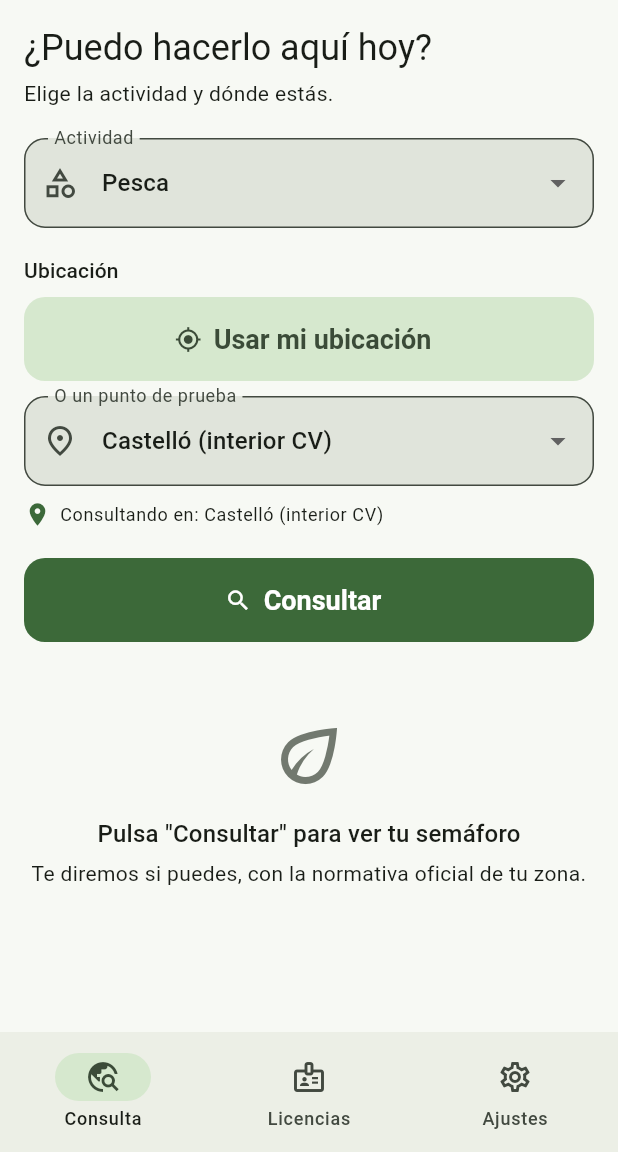
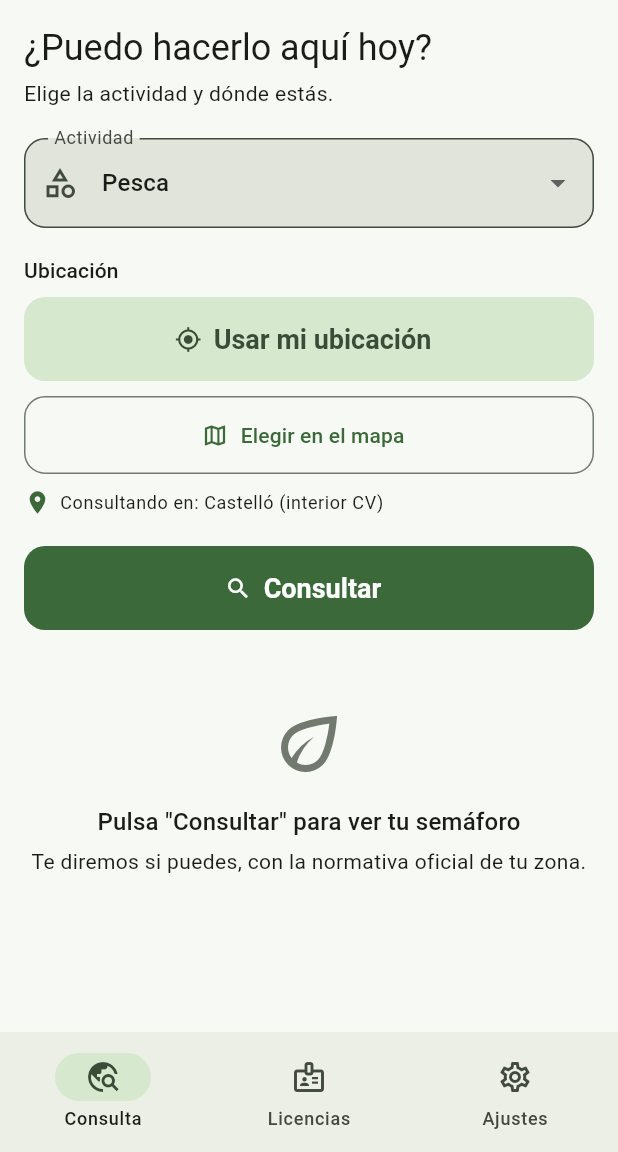
Before and after one commit to mbortg995/vedra, a Flutter app: the screen it shows after launch, on a phone screen of 412 x 824 dp, the part 84-1236 px from its top. Run offline on Flutter 3.47's test engine with Material 3 defaults, Android fonts, the phone set to English and light mode, and no system bars; our stand-ins replace flutter_map, geolocator, latlong2.

Commit message:
feat(app): seleccionar punto en el mapa; sustituye el desplegable (#41)
- pantalla_mapa.dart: mapa OSM (flutter_map) donde tocar coloca un marcador y
  se devuelve el LatLng. Permite planificar desde casa y escala a toda España
  sin listas.
- Pantalla de consulta: dos opciones de ubicación (GPS + 'Elegir en el mapa');
  se elimina el desplegable de puntos de prueba. El backend ya resuelve la zona
  del punto (RPC territorios_en_punto), sin cambios.

Co-Authored-By: Claude Opus 4.8 <noreply@anthropic.com>

```diff
--- a/app/lib/pantalla_consulta.dart
+++ b/app/lib/pantalla_consulta.dart
@@ -1,16 +1,12 @@
 import 'package:flutter/material.dart';
+import 'package:latlong2/latlong.dart';
 import 'package:url_launcher/url_launcher.dart';
 import 'supabase_api.dart';
 import 'semaforo.dart';
 import 'theme.dart';
 import 'ubicacion.dart';
+import 'pantalla_mapa.dart';
 
-/// Puntos de prueba (fallback si no hay GPS o se deniega el permiso).
-const _ubicaciones = {
-  'Castelló (interior CV)': [39.9864, -0.0513],
-  'Penyagolosa (CV)': [40.22, -0.30],
-  'Madrid (fuera de la CV)': [40.42, -3.70],
-};
 const _actividades = {
   'pesca': 'Pesca',
   'quema': 'Quema de residuos',
@@ -53,13 +49,17 @@ class _ConsultaTabState extends State<ConsultaTab> {
     }
   }
 
-  void _elegirPunto(String key) {
-    final c = _ubicaciones[key]!;
-    setState(() {
-      _lat = c[0];
-      _lon = c[1];
-      _ubicacionLabel = key;
-    });
+  Future<void> _elegirEnMapa() async {
+    final punto = await Navigator.of(context).push<LatLng>(
+      MaterialPageRoute(builder: (_) => PantallaMapa(inicial: LatLng(_lat, _lon))),
+    );
+    if (punto != null) {
+      setState(() {
+        _lat = punto.latitude;
+        _lon = punto.longitude;
+        _ubicacionLabel = 'Punto en el mapa';
+      });
+    }
   }
 
   void _consultar() {
@@ -102,15 +102,13 @@ class _ConsultaTabState extends State<ConsultaTab> {
             label: const Text('Usar mi ubicación'),
           ),
           const SizedBox(height: 10),
-          DropdownButtonFormField<String>(
-            initialValue:
-                _ubicaciones.containsKey(_ubicacionLabel) ? _ubicacionLabel : null,
-            decoration: const InputDecoration(
-                labelText: 'O un punto de prueba', prefixIcon: Icon(Icons.place_outlined)),
-            items: _ubicaciones.keys
-                .map((k) => DropdownMenuItem(value: k, child: Text(k)))
-                .toList(),
-            onChanged: (v) => _elegirPunto(v!),
+          OutlinedButton.icon(
+            onPressed: _elegirEnMapa,
+            style: OutlinedButton.styleFrom(
+                minimumSize: const Size.fromHeight(52),
+                shape: RoundedRectangleBorder(borderRadius: BorderRadius.circular(14))),
+            icon: const Icon(Icons.map_outlined),
+            label: const Text('Elegir en el mapa'),
           ),
           const SizedBox(height: 10),
           Row(children: [
--- a/app/pubspec.yaml
+++ b/app/pubspec.yaml
@@ -37,6 +37,8 @@ dependencies:
   http: ^1.6.0
   url_launcher: ^6.3.2
   geolocator: ^14.0.3
+  flutter_map: ^8.3.1
+  latlong2: ^0.10.1
 
 dev_dependencies:
   flutter_test:
```
Also changed, not shown: app/lib/pantalla_mapa.dart (added, +75 -0 lines), app/pubspec.lock.
